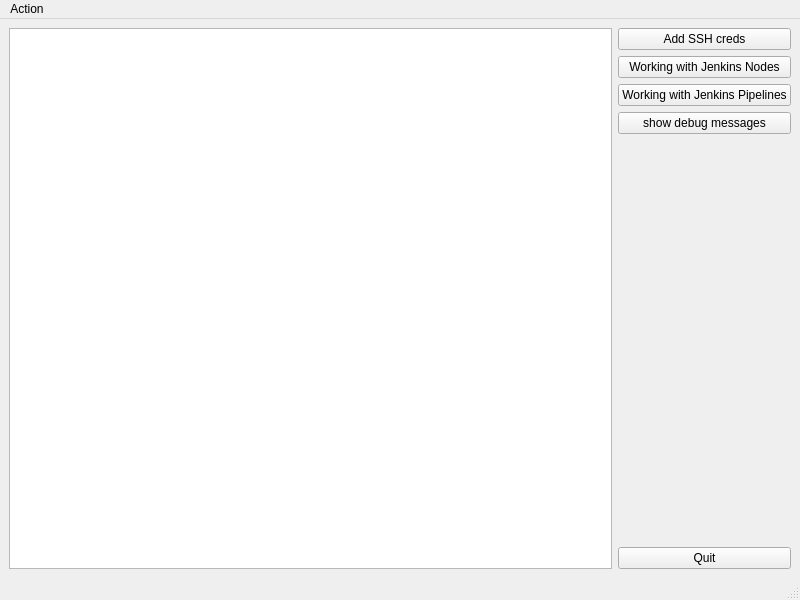
Before: the Qt Designer form src/jenkinsTools/ux/main.ui in clockworksspheres/jenkinsTools, drawn with Qt 5.
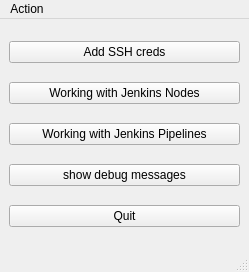
After: the same form once the commit is applied.

Commit message: got rid of textEdit/Broswer in main, self.raise in all methods where a dialog is poped up so main stays on top

Patch:
```diff
--- a/src/jenkinsTools/ux/main.ui
+++ b/src/jenkinsTools/ux/main.ui
@@ -6,8 +6,8 @@
    <rect>
     <x>0</x>
     <y>0</y>
-    <width>800</width>
-    <height>600</height>
+    <width>249</width>
+    <height>272</height>
    </rect>
   </property>
   <property name="windowTitle">
@@ -15,37 +15,28 @@
   </property>
   <widget class="QWidget" name="centralwidget">
    <layout class="QGridLayout" name="gridLayout">
-    <item row="2" column="1">
+    <item row="2" column="0">
      <widget class="QPushButton" name="pipelinesPushButton">
       <property name="text">
        <string>Working with Jenkins Pipelines</string>
       </property>
      </widget>
     </item>
-    <item row="0" column="0" rowspan="7">
-     <widget class="QTextBrowser" name="textBrowser"/>
-    </item>
-    <item row="1" column="1">
+    <item row="1" column="0">
      <widget class="QPushButton" name="nodesPushButton">
       <property name="text">
        <string>Working with Jenkins Nodes</string>
       </property>
      </widget>
     </item>
-    <item row="5" column="1">
-     <spacer name="verticalSpacer">
-      <property name="orientation">
-       <enum>Qt::Orientation::Vertical</enum>
+    <item row="3" column="0">
+     <widget class="QPushButton" name="debugPushButton">
+      <property name="text">
+       <string>show debug messages</string>
       </property>
-      <property name="sizeHint" stdset="0">
-       <size>
-        <width>20</width>
-        <height>40</height>
-       </size>
-      </property>
-     </spacer>
+     </widget>
     </item>
-    <item row="0" column="1">
+    <item row="0" column="0">
      <widget class="QPushButton" name="sshCredsPushButton">
       <property name="sizePolicy">
        <sizepolicy hsizetype="Minimum" vsizetype="Fixed">
@@ -58,20 +49,13 @@
       </property>
      </widget>
     </item>
-    <item row="6" column="1">
+    <item row="4" column="0">
      <widget class="QPushButton" name="quitPushButton">
       <property name="text">
        <string>Quit</string>
       </property>
      </widget>
     </item>
-    <item row="3" column="1">
-     <widget class="QPushButton" name="debugPushButton">
-      <property name="text">
-       <string>show debug messages</string>
-      </property>
-     </widget>
-    </item>
    </layout>
   </widget>
   <widget class="QMenuBar" name="menubar">
@@ -79,7 +63,7 @@
     <rect>
      <x>0</x>
      <y>0</y>
-     <width>800</width>
+     <width>249</width>
      <height>30</height>
     </rect>
    </property>
```
The commit also changes 2 other files.
